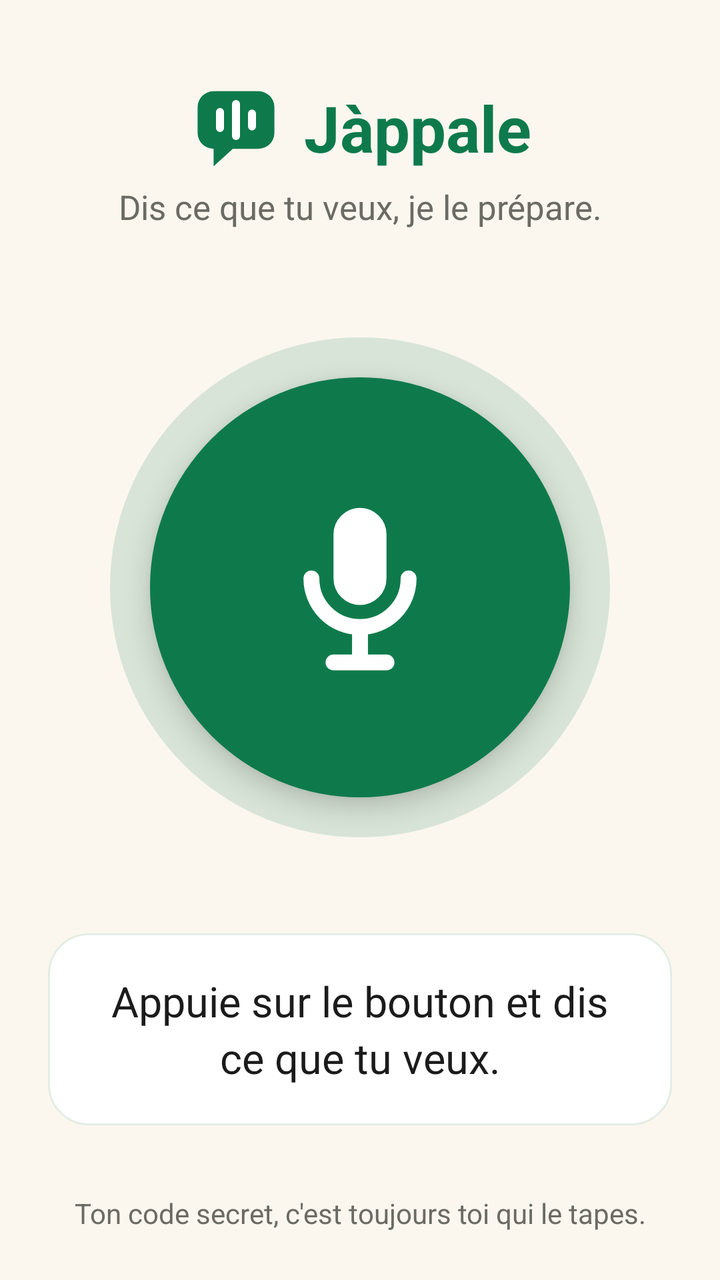
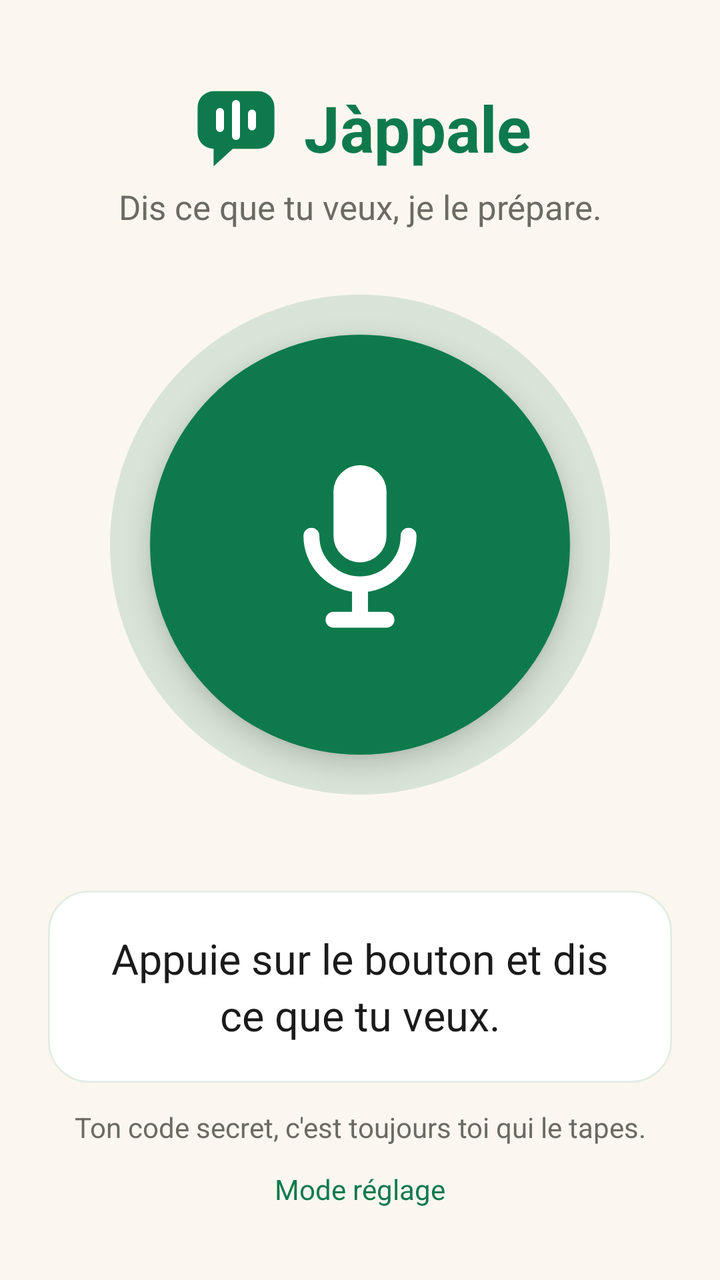

Two renders of the same Android screen: before a commit and after it. Below are the layout's source before the change and the commit's diff.
<!-- AndroidManifest.xml: application theme Theme.Jappale -->
<!-- res/layout/activity_main.xml -->
<?xml version="1.0" encoding="utf-8"?>
<LinearLayout xmlns:android="http://schemas.android.com/apk/res/android"
    android:layout_width="match_parent"
    android:layout_height="match_parent"
    android:background="@color/creme"
    android:fitsSystemWindows="true"
    android:gravity="center_horizontal"
    android:orientation="vertical"
    android:padding="24dp">

    
    <LinearLayout
        android:layout_width="wrap_content"
        android:layout_height="wrap_content"
        android:layout_marginTop="16dp"
        android:gravity="center_vertical"
        android:orientation="horizontal">

        <ImageView
            android:layout_width="48dp"
            android:layout_height="48dp"
            android:importantForAccessibility="no"
            android:src="@drawable/logo" />

        <TextView
            android:layout_width="wrap_content"
            android:layout_height="wrap_content"
            android:layout_marginStart="10dp"
            android:text="@string/app_name"
            android:textColor="@color/vert"
            android:textSize="32sp"
            android:textStyle="bold" />
    </LinearLayout>

    <TextView
        android:layout_width="wrap_content"
        android:layout_height="wrap_content"
        android:layout_marginTop="4dp"
        android:text="@string/slogan"
        android:textColor="@color/gris"
        android:textSize="17sp" />

    <Space
        android:layout_width="0dp"
        android:layout_height="0dp"
        android:layout_weight="1" />

    
    <FrameLayout
        android:layout_width="290dp"
        android:layout_height="290dp">

        <View
            android:id="@+id/halo"
            android:layout_width="250dp"
            android:layout_height="250dp"
            android:layout_gravity="center"
            android:background="@drawable/halo" />

        <ImageButton
            android:id="@+id/bouton"
            android:layout_width="210dp"
            android:layout_height="210dp"
            android:layout_gravity="center"
            android:background="@drawable/bouton_rond"
            android:contentDescription="@string/parler_description"
            android:elevation="8dp"
            android:padding="52dp"
            android:scaleType="fitCenter"
            android:src="@drawable/ic_micro" />
    </FrameLayout>

    
    <TextView
        android:id="@+id/etat"
        android:layout_width="match_parent"
        android:layout_height="wrap_content"
        android:layout_marginTop="28dp"
        android:background="@drawable/carte"
        android:gravity="center"
        android:lineSpacingMultiplier="1.15"
        android:minHeight="96dp"
        android:paddingHorizontal="20dp"
        android:paddingVertical="18dp"
        android:text="@string/etat_repos"
        android:textColor="@color/encre"
        android:textSize="21sp" />

    <Space
        android:layout_width="0dp"
        android:layout_height="0dp"
        android:layout_weight="1" />

    <TextView
        android:layout_width="wrap_content"
        android:layout_height="wrap_content"
        android:gravity="center"
        android:text="@string/promesse"
        android:textColor="@color/gris"
        android:textSize="14sp" />

</LinearLayout>
<!-- resources referenced by this layout -->
<resources>
  <color name="creme">#FBF7EF</color>
  <color name="encre">#1B1B1B</color>
  <color name="gris">#6B6B63</color>
  <color name="vert">#0E7A4B</color>
  <!-- drawable bouton_rond (drawable) -->
  <?xml version="1.0" encoding="utf-8"?>
  <selector xmlns:android="http://schemas.android.com/apk/res/android">
      <item android:state_activated="true">
          <shape android:shape="oval"><solid android:color="@color/or" /></shape>
      </item>
      <item android:state_pressed="true">
          <shape android:shape="oval"><solid android:color="@color/vert_fonce" /></shape>
      </item>
      <item>
          <shape android:shape="oval"><solid android:color="@color/vert" /></shape>
      </item>
  </selector>
  <!-- drawable carte (drawable) -->
  <?xml version="1.0" encoding="utf-8"?>
  <shape xmlns:android="http://schemas.android.com/apk/res/android" android:shape="rectangle">
      <solid android:color="@color/blanc" />
      <corners android:radius="20dp" />
      <stroke android:width="1dp" android:color="#1A0E7A4B" />
  </shape>
  <!-- drawable halo (drawable) -->
  <?xml version="1.0" encoding="utf-8"?>
  <shape xmlns:android="http://schemas.android.com/apk/res/android" android:shape="oval">
      <solid android:color="@color/halo" />
  </shape>
  <!-- drawable ic_micro (drawable) -->
  <?xml version="1.0" encoding="utf-8"?>
  <vector xmlns:android="http://schemas.android.com/apk/res/android"
      android:width="96dp"
      android:height="96dp"
      android:viewportWidth="24"
      android:viewportHeight="24">
      <path
          android:fillColor="#FFFFFF"
          android:pathData="M12,3 a3,3 0 0 1 3,3 v5 a3,3 0 0 1 -6,0 v-5 a3,3 0 0 1 3,-3 z" />
      <path
          android:pathData="M6.5,11 a5.5,5.5 0 0 0 11,0"
          android:strokeColor="#FFFFFF"
          android:strokeLineCap="round"
          android:strokeWidth="1.8" />
      <path
          android:pathData="M12,16.5 V20 M9,20.5 H15"
          android:strokeColor="#FFFFFF"
          android:strokeLineCap="round"
          android:strokeWidth="1.8" />
  </vector>
  <!-- drawable logo (drawable) -->
  <?xml version="1.0" encoding="utf-8"?>
  <vector xmlns:android="http://schemas.android.com/apk/res/android"
      android:width="48dp"
      android:height="48dp"
      android:viewportWidth="60"
      android:viewportHeight="60">
      <group android:translateX="-24" android:translateY="-25">
          <path android:fillColor="#0E7A4B" android:pathData="M40,32 H68 A10,10 0 0 1 78,42 V58 A10,10 0 0 1 68,68 H52 L40,79 V68 A10,10 0 0 1 30,58 V42 A10,10 0 0 1 40,32 Z" />
          <path android:pathData="M44,45 V55" android:strokeColor="#FFFFFF" android:strokeLineCap="round" android:strokeWidth="5" />
          <path android:pathData="M54,40 V60" android:strokeColor="#FFFFFF" android:strokeLineCap="round" android:strokeWidth="5" />
          <path android:pathData="M64,46 V54" android:strokeColor="#FFFFFF" android:strokeLineCap="round" android:strokeWidth="5" />
      </group>
  </vector>
  <string name="app_name">Jàppale</string>
  <string name="etat_repos">Appuie sur le bouton et dis ce que tu veux.</string>
  <string name="parler_description">Appuie et dis ce que tu veux</string>
  <string name="promesse">Ton code secret, c\'est toujours toi qui le tapes.</string>
  <string name="slogan">Dis ce que tu veux, je le prépare.</string>
  <style name="Theme.Jappale" parent="@android:style/Theme.Material.Light.NoActionBar">
          <item name="android:windowBackground">@color/creme</item>
          <item name="android:statusBarColor">@color/creme</item>
          <item name="android:navigationBarColor">@color/creme</item>
          <item name="android:windowLightStatusBar">true</item>
          <item name="android:colorAccent">@color/vert</item>
      </style>
  <color name="or">#E0A100</color>
  <color name="vert_fonce">#0A5A37</color>
  <color name="blanc">#FFFFFF</color>
  <color name="halo">#260E7A4B</color>
</resources>

<!-- the commit's change to res/layout/activity_main.xml (unified diff, before → after) -->
@@ -99,4 +99,14 @@
         android:textColor="@color/gris"
         android:textSize="14sp" />
 
+    
+    <TextView
+        android:id="@+id/reglage"
+        android:layout_width="wrap_content"
+        android:layout_height="wrap_content"
+        android:padding="12dp"
+        android:text="@string/reglage"
+        android:textColor="@color/vert"
+        android:textSize="14sp" />
+
 </LinearLayout>
<!-- resource entries referenced after the edit -->
@@ -68,6 +68,7 @@
   <string name="etat_repos">Appuie sur le bouton et dis ce que tu veux.</string>
   <string name="parler_description">Appuie et dis ce que tu veux</string>
   <string name="promesse">Ton code secret, c\'est toujours toi qui le tapes.</string>
+  <string name="reglage">Mode réglage</string>
   <string name="slogan">Dis ce que tu veux, je le prépare.</string>
   <style name="Theme.Jappale" parent="@android:style/Theme.Material.Light.NoActionBar">
           <item name="android:windowBackground">@color/creme</item>
